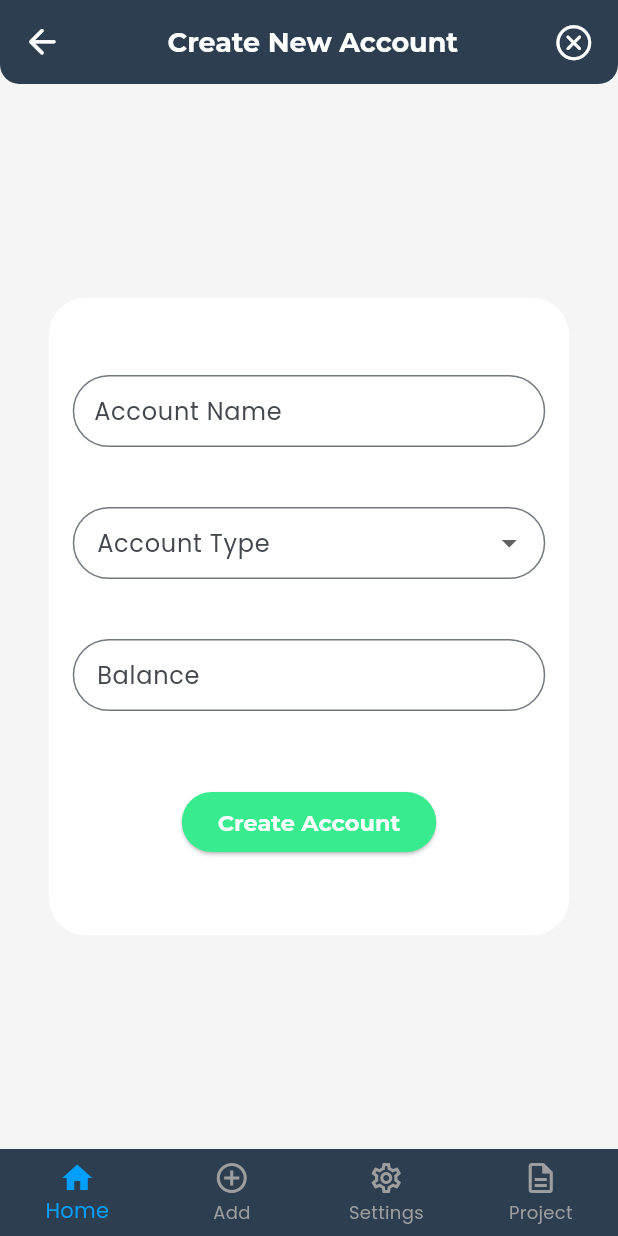
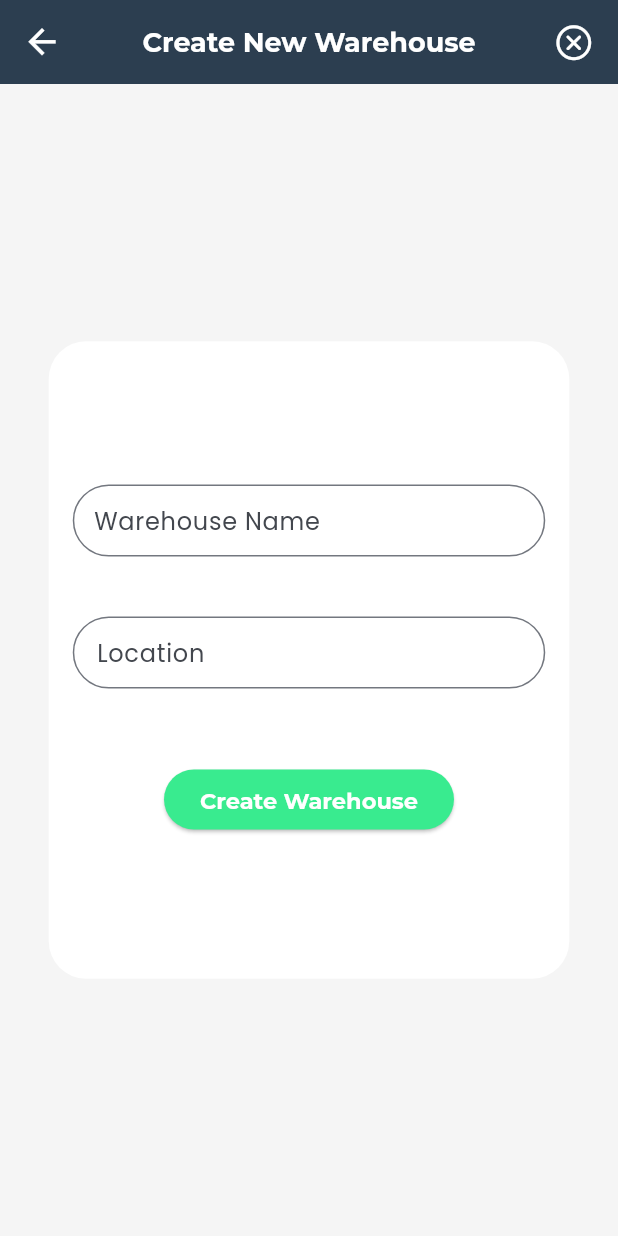
Before and after one commit to ozcann159/solgelsenapp, a Flutter app: the InventoryMenu widget shown alone on an empty page, opened directly, after a tap on "Inventory", after a tap on "Warehouses", after a tap on "Create Warehouse", on a phone screen of 412 x 824 dp. Run offline on Flutter 3.47's test engine with Material 3 defaults, Android fonts, the light colour scheme and no system bars; our stand-ins replace cloud_firestore, firebase_core, fl_chart, flutter_svg, google_fonts; accounts and stored records are empty; project files that could hold a hidden picture were left out.

Commit message:
Refactor warehouse page UI & logic, implement CreateLocation page

```diff
--- a/lib/features/dashboard/presentation/pages/create_new_page.dart
+++ b/lib/features/dashboard/presentation/pages/create_new_page.dart
@@ -58,7 +58,6 @@ class _CreateNewPageState extends State<CreateNewPage> {
                 controller: nameController,
                 decoration: InputDecoration(
                   labelText: 'Account Name',
-
                   contentPadding:
                       EdgeInsets.symmetric(vertical: 6, horizontal: 10),
                   border: OutlineInputBorder(
@@ -146,7 +145,6 @@ class _CreateNewPageState extends State<CreateNewPage> {
                     'balance': balance,
                     'createdAt': FieldValue.serverTimestamp(),
                   });
-
                   Navigator.push(
                     context,
                     MaterialPageRoute(
--- a/lib/features/dashboard/presentation/pages/inventory/create_new_inventory_item.dart
+++ b/lib/features/dashboard/presentation/pages/inventory/create_new_inventory_item.dart
@@ -1,7 +1,5 @@
-import 'package:cloud_firestore/cloud_firestore.dart';
 import 'package:flutter/material.dart';
-import 'package:solgensenapp/features/dashboard/data/services/variant_service.dart';
-import 'package:solgensenapp/features/dashboard/domain/variant_model.dart';
+
 
 class CreateNewInventoryItem extends StatefulWidget {
   const CreateNewInventoryItem({super.key});
--- a/lib/features/dashboard/presentation/pages/inventory/location_page.dart
+++ b/lib/features/dashboard/presentation/pages/location/location_page.dart
@@ -1,5 +1,5 @@
 import 'package:flutter/material.dart';
-import 'package:solgensenapp/core/constants/app_colors.dart';
+
 
 class LocationPage extends StatefulWidget {
   const LocationPage({super.key});
--- /dev/null
+++ b/lib/features/dashboard/presentation/pages/warhouses/create_warehouses.dart
@@ -0,0 +1,154 @@
+import 'package:cloud_firestore/cloud_firestore.dart';
+import 'package:flutter/cupertino.dart';
+import 'package:flutter/material.dart';
+import 'package:solgensenapp/core/constants/app_colors.dart';
+import 'package:solgensenapp/core/utils/responsive_layout.dart';
+import 'package:solgensenapp/features/dashboard/presentation/pages/warhouses/warehouses_page.dart';
+
+class CreateWarehouses extends StatefulWidget {
+  const CreateWarehouses({super.key});
+
+  @override
+  State<CreateWarehouses> createState() => _CreateWarehousesState();
+}
+
+class _CreateWarehousesState extends State<CreateWarehouses> {
+  TextEditingController warehouseName = TextEditingController();
+  TextEditingController locationController = TextEditingController();
+  String? selectedAccountType;
+
+  @override
+  Widget build(BuildContext context) {
+    final isSmallScreen = ResponsiveLayout.isMobile(context);
+    return Scaffold(
+      backgroundColor: Color(0xFFF5F5F5),
+      appBar: AppBar(
+        title: const Text(
+          'Create New Warehouse',
+          style: TextStyle(
+            fontFamily: 'Montserrat',
+            fontSize: 18,
+            fontWeight: FontWeight.bold,
+            color: Colors.white,
+          ),
+        ),
+        backgroundColor: AppColors.primary,
+        elevation: 0,
+        leading: Builder(
+          builder: (context) {
+            return IconButton(
+              icon: const Icon(
+                Icons.arrow_back,
+                color: Colors.white,
+                size: 27,
+              ),
+              onPressed: () {
+                if (Navigator.canPop(context)) {
+                  Navigator.pop(context);
+                } else {
+                  Scaffold.of(context).openDrawer();
+                }
+              },
+            );
+          },
+        ),
+        actions: [
+          Icon(
+            CupertinoIcons.clear_circled,
+            color: AppColors.white,
+            size: 27,
+          ),
+          SizedBox(width: 16),
+        ],
+      ),
+      body: Center(
+        child: Container(
+          width: 347,
+          height: 425,
+          padding: EdgeInsets.all(16),
+          decoration: BoxDecoration(
+            color: Colors.white,
+            borderRadius: BorderRadius.circular(25),
+          ),
+          child: Column(
+            mainAxisAlignment: MainAxisAlignment.center,
+            children: [
+              TextFormField(
+                controller: warehouseName,
+                decoration: InputDecoration(
+                  labelText: 'Warehouse Name',
+                  contentPadding:
+                      EdgeInsets.symmetric(vertical: 6, horizontal: 10),
+                  border: OutlineInputBorder(
+                    borderRadius: BorderRadius.circular(30),
+                  ),
+                ),
+              ),
+              SizedBox(
+                height: 40,
+              ),
+              TextFormField(
+                controller: locationController,
+                decoration: InputDecoration(
+                  labelText: 'Location',
+                  contentPadding:
+                      EdgeInsets.symmetric(vertical: 8, horizontal: 12),
+                  border: OutlineInputBorder(
+                    borderRadius: BorderRadius.circular(30),
+                  ),
+                ),
+                keyboardType: TextInputType.number,
+              ),
+              SizedBox(height: 50),
+              ElevatedButton(
+                style: ElevatedButton.styleFrom(
+                  backgroundColor: Color(0xFF39EB8F),
+                  foregroundColor: Colors.white,
+                  minimumSize: Size(30, 40),
+                  textStyle: TextStyle(
+                    color: Colors.white,
+                    fontFamily: 'Montserrat',
+                    fontSize: 15,
+                    fontWeight: FontWeight.bold,
+                  ),
+                ),
+                onPressed: () async {
+                  if (warehouseName.text.isEmpty ||
+                      locationController.text.isEmpty) {
+                    ScaffoldMessenger.of(context).showSnackBar(
+                      SnackBar(content: Text("Please fill in all fields")),
+                    );
+                    return;
+                  }
+                  String location = locationController.text;
+                  if (location == null) {
+                    ScaffoldMessenger.of(context).showSnackBar(SnackBar(
+                        content:
+                            Text("Please enter a valid number for location")));
+                    return;
+                  }
+                  FirebaseFirestore firestore = FirebaseFirestore.instance;
+                  var newWarehouseRef =
+                      firestore.collection('warehouses').doc();
+
+                  await newWarehouseRef.set({
+                    'name': warehouseName.text,
+                    'location': location,
+                    'accountType': selectedAccountType,
+                    'id': newWarehouseRef.id,
+                    'createdAt': FieldValue.serverTimestamp(),
+                  });
+                  Navigator.push(
+                      context,
+                      MaterialPageRoute(
+                          builder: (context) => WarehousesPage()));
+                },
+                child: Text('Create Warehouse'),
+              ),
+            ],
+          ),
+        ),
+      ),
+    );
+  }
+}
--- a/lib/features/dashboard/presentation/pages/inventory/warehouses_page.dart
+++ b/lib/features/dashboard/presentation/pages/warhouses/warehouses_page.dart
@@ -188,10 +188,10 @@ class _WarehousesPageState extends State<WarehousesPage> {
             icon: const Icon(Icons.refresh, color: Colors.white),
             onPressed: _loadWarehouses,
           ),
-          IconButton(
-            icon: const Icon(Icons.delete, color: Colors.white),
-            onPressed: selectedWarehouses.isEmpty ? null : _deleteSelected,
-          ),
+          // IconButton(
+          //   icon: const Icon(Icons.delete, color: Colors.white),
+          //   onPressed: selectedWarehouses.isEmpty ? null : _deleteSelected,
+          // ),
         ],
       ),
       floatingActionButton: FloatingActionButton(
--- a/lib/features/dashboard/presentation/widgets/drawer/inventory_menu.dart
+++ b/lib/features/dashboard/presentation/widgets/drawer/inventory_menu.dart
@@ -5,8 +5,9 @@ import 'package:solgensenapp/core/constants/drawer_text_style.dart';
 import 'package:solgensenapp/features/dashboard/presentation/pages/create_new_page.dart';
 import 'package:solgensenapp/features/dashboard/presentation/pages/inventory/create_new_inventory_item.dart';
 import 'package:solgensenapp/features/dashboard/presentation/pages/inventory/inventory_items_page.dart';
-import 'package:solgensenapp/features/dashboard/presentation/pages/inventory/location_page.dart';
-import 'package:solgensenapp/features/dashboard/presentation/pages/inventory/warehouses_page.dart';
+import 'package:solgensenapp/features/dashboard/presentation/pages/location/location_page.dart';
+import 'package:solgensenapp/features/dashboard/presentation/pages/warhouses/create_warehouses.dart';
+import 'package:solgensenapp/features/dashboard/presentation/pages/warhouses/warehouses_page.dart';
 
 class InventoryMenu extends StatelessWidget {
   const InventoryMenu({
@@ -134,7 +135,7 @@ class InventoryMenu extends StatelessWidget {
                   Navigator.push(
                     context,
                     MaterialPageRoute(
-                      builder: (context) => CreateNewPage(),
+                      builder: (context) => CreateWarehouses(),
                     ),
                   );
                 },
```
